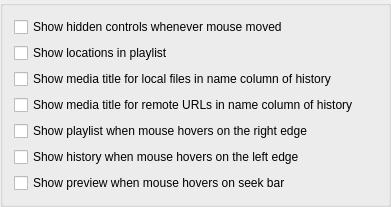
First picture: the form in src/bomi/ui/controlsthemewidget.ui, repository bylee20/bomi, before the edit.
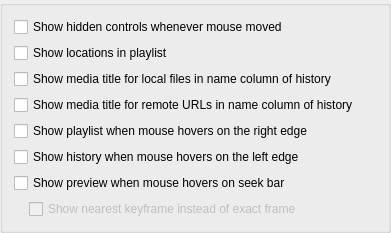
Second picture: the form after the edit.

Commit message: add option to select keyframe/exact frame for preview

```diff
--- a/src/bomi/ui/controlsthemewidget.ui
+++ b/src/bomi/ui/controlsthemewidget.ui
@@ -7,7 +7,7 @@
     <x>0</x>
     <y>0</y>
     <width>391</width>
-    <height>199</height>
+    <height>228</height>
    </rect>
   </property>
   <layout class="QVBoxLayout" name="verticalLayout">
@@ -60,6 +60,36 @@
      </property>
     </widget>
    </item>
+   <item>
+    <layout class="QHBoxLayout" name="horizontalLayout">
+     <item>
+      <spacer name="horizontalSpacer">
+       <property name="orientation">
+        <enum>Qt::Horizontal</enum>
+       </property>
+       <property name="sizeType">
+        <enum>QSizePolicy::Fixed</enum>
+       </property>
+       <property name="sizeHint" stdset="0">
+        <size>
+         <width>15</width>
+         <height>20</height>
+        </size>
+       </property>
+      </spacer>
+     </item>
+     <item>
+      <widget class="QCheckBox" name="show_preview_keyframe">
+       <property name="enabled">
+        <bool>false</bool>
+       </property>
+       <property name="text">
+        <string>Show nearest keyframe instead of exact frame</string>
+       </property>
+      </widget>
+     </item>
+    </layout>
+   </item>
   </layout>
  </widget>
  <resources/>
```
Left out of the diff: 19 changed lines with no effect on the pictures. The commit also changes 13 other files.
